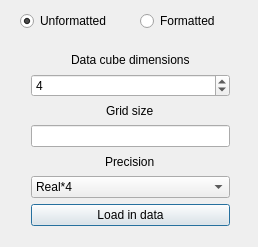
First picture: the form in dialog.ui, repository lewisfish/GlueViz--Fortran-Data-Loader, before the edit.
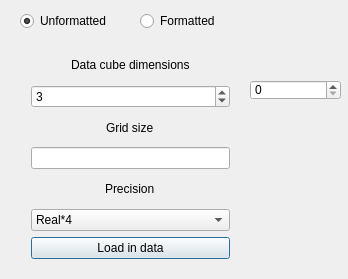
Second picture: the form after the edit.

Commit message: Some minor changes plus added early support for changing 4 dim. still needs work...

```diff
--- a/dialog.ui
+++ b/dialog.ui
@@ -6,8 +6,8 @@
    <rect>
     <x>0</x>
     <y>0</y>
-    <width>258</width>
-    <height>247</height>
+    <width>348</width>
+    <height>279</height>
    </rect>
   </property>
   <property name="windowTitle">
@@ -19,7 +19,7 @@
      <x>20</x>
      <y>40</y>
      <width>221</width>
-     <height>197</height>
+     <height>230</height>
     </rect>
    </property>
    <layout class="QGridLayout" name="gridLayout">
@@ -35,7 +35,7 @@
        <number>16</number>
       </property>
       <property name="value">
-       <number>4</number>
+       <number>3</number>
       </property>
      </widget>
     </item>
@@ -122,6 +122,19 @@
     <string>Formatted</string>
    </property>
   </widget>
+  <widget class="QSpinBox" name="forthDim">
+   <property name="geometry">
+    <rect>
+     <x>250</x>
+     <y>80</y>
+     <width>91</width>
+     <height>20</height>
+    </rect>
+   </property>
+   <property name="maximum">
+    <number>3</number>
+   </property>
+  </widget>
  </widget>
  <layoutdefault spacing="6" margin="11"/>
  <resources/>
```
The commit also changes 2 other files.
